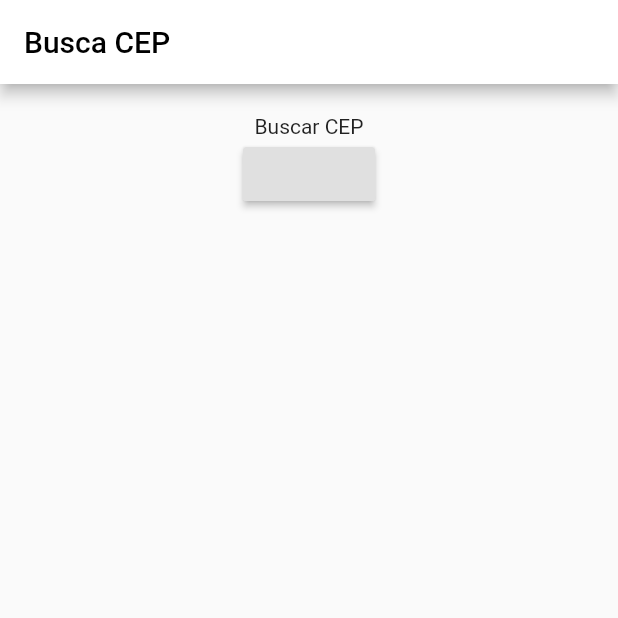
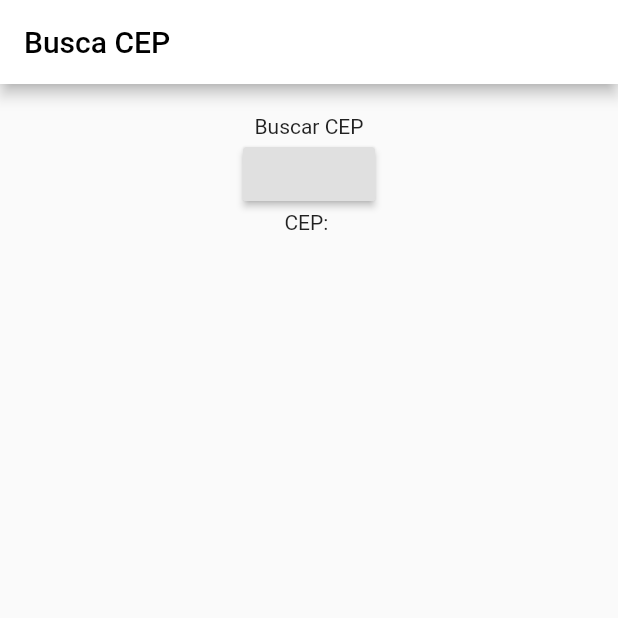
Before and after one commit to ThaysMrtns/App_busca_CEP, a Flutter app: the screen it shows after launch, on a phone screen of 412 x 824 dp, the top half of it. Run offline on Flutter 3.47's test engine with Material 2 defaults, Android fonts, the phone set to English and light mode, and no system bars.

Commit message:
Requisição de dados

```diff
--- a/lib/main.dart
+++ b/lib/main.dart
@@ -18,6 +18,7 @@ class App extends StatefulWidget {
 }
 
 class _AppState extends State<App>{
+  var cep="";
   @override
   Widget build(BuildContext context) {
     return Scaffold(
@@ -42,7 +43,10 @@ class _AppState extends State<App>{
                   Text("Buscar CEP"),
                   RaisedButton(onPressed: (){
                     req();
-                  })
+                  }),
+                  Text(
+                    "CEP: $cep"
+                  )
                 ],
               ),
         ),
@@ -54,8 +58,20 @@ class _AppState extends State<App>{
     var url = "https://viacep.com.br/ws/01001000/json/";
     var response = await http.get(url);
     if(response.statusCode == 200){
+      /*
+        Os dados devem ser convertidos para json afim de poderem ser acessados
+      */
       var jsonResponse = convert.jsonDecode(response.body);
-      print("CEP: $jsonResponse");
+
+      // Com os dados já tratados podemos acessa-los corretamente
+      cep = jsonResponse["cep"];
+      var logradouro = jsonResponse["logradouro"];
+      var complemento = jsonResponse["complemento"];
+      var bairro = jsonResponse["bairro"];
+      var localidade = jsonResponse["localidade"];
+      var uf = jsonResponse["uf"];
+      print("Dados: $cep, $logradouro, $complemento, $bairro, $localidade, $uf");
+      return cep;
     } else {
       print("Request failed with status: ${response.statusCode}.");
     }
```
